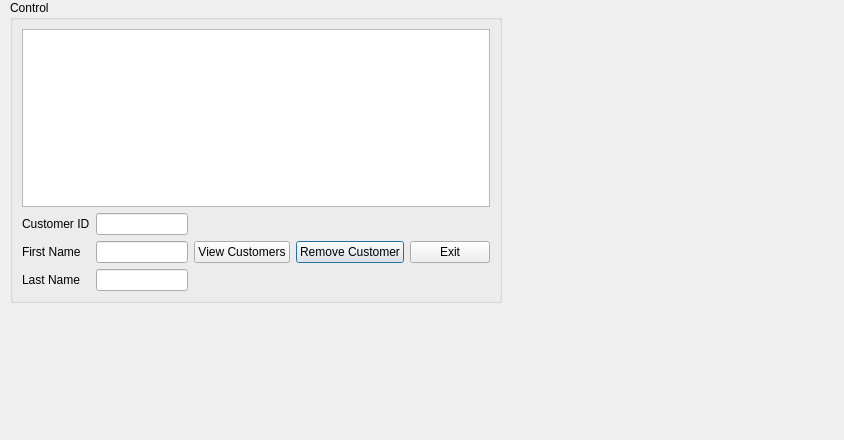
First picture: the form in remove_customer.ui, repository ButterSydUp/Blockbusted, before the edit.
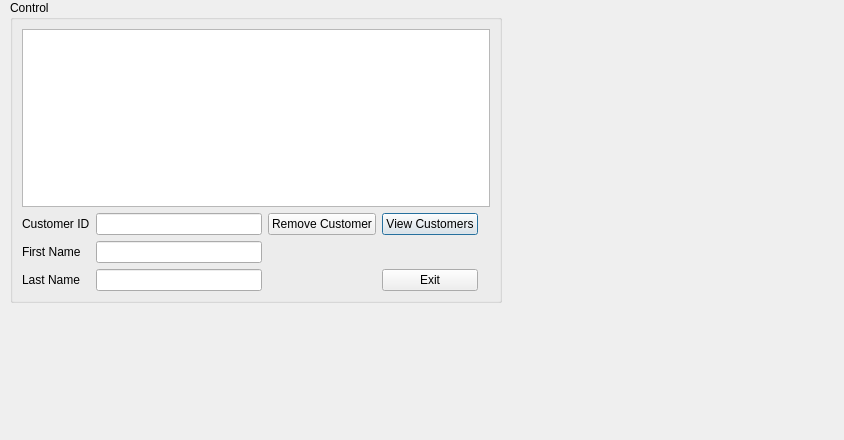
Second picture: the form after the edit.

The edit to the form file:
```diff
--- a/remove_customer.ui
+++ b/remove_customer.ui
@@ -26,57 +26,57 @@
     <string>Control</string>
    </property>
    <layout class="QGridLayout" name="gridLayout">
-    <item row="1" column="0">
+    <item row="2" column="3">
+     <widget class="QPushButton" name="view_customer">
+      <property name="text">
+       <string>View Customers</string>
+      </property>
+     </widget>
+    </item>
+    <item row="5" column="3">
+     <widget class="QPushButton" name="Exit">
+      <property name="text">
+       <string>Exit</string>
+      </property>
+     </widget>
+    </item>
+    <item row="2" column="0">
      <widget class="QLabel" name="label">
       <property name="text">
        <string>Customer ID</string>
       </property>
      </widget>
     </item>
-    <item row="3" column="0">
+    <item row="5" column="0">
      <widget class="QLabel" name="label_3">
       <property name="text">
        <string>Last Name</string>
       </property>
      </widget>
     </item>
-    <item row="0" column="0" colspan="5">
+    <item row="0" column="0" colspan="6">
      <widget class="QTableView" name="cus_view"/>
     </item>
-    <item row="2" column="1">
+    <item row="4" column="1">
      <widget class="QLineEdit" name="customer_fn"/>
     </item>
-    <item row="1" column="3" rowspan="3">
-     <widget class="QPushButton" name="rem_customer">
-      <property name="text">
-       <string>Remove Customer</string>
-      </property>
-     </widget>
-    </item>
-    <item row="1" column="1">
+    <item row="2" column="1">
      <widget class="QLineEdit" name="customerID"/>
     </item>
-    <item row="3" column="1">
+    <item row="5" column="1">
      <widget class="QLineEdit" name="customer_ln"/>
     </item>
-    <item row="1" column="4" rowspan="3">
-     <widget class="QPushButton" name="Exit">
-      <property name="text">
-       <string>Exit</string>
-      </property>
-     </widget>
-    </item>
-    <item row="2" column="0">
+    <item row="4" column="0">
      <widget class="QLabel" name="label_2">
       <property name="text">
        <string>First Name</string>
       </property>
      </widget>
     </item>
-    <item row="1" column="2" rowspan="3">
-     <widget class="QPushButton" name="view_customer">
+    <item row="2" column="2">
+     <widget class="QPushButton" name="rem_customer">
       <property name="text">
-       <string>View Customers</string>
+       <string>Remove Customer</string>
       </property>
      </widget>
     </item>
```
